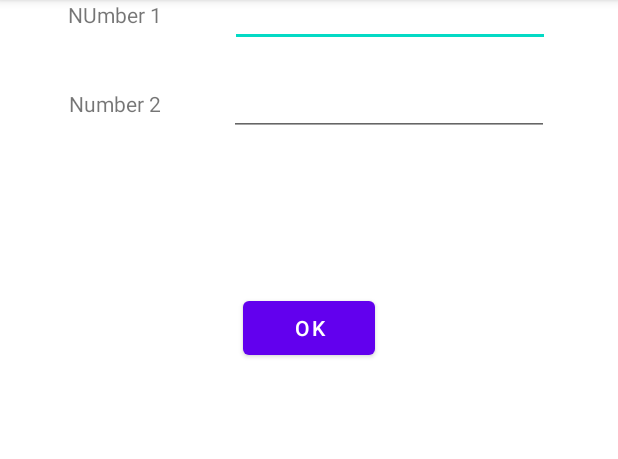
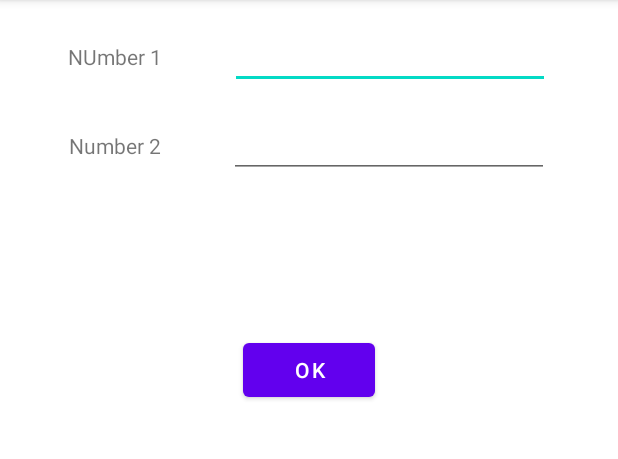
Before and after one commit to danushka9999/MAD-TUTORIAL-3, an Android app: the screen it shows after launch (MainActivity), on a phone screen of 412 x 824 dp, the part 84-543 px from its top. Run offline under Robolectric (Android 15) with nearby library versions, the phone set to English and light mode, and no system bars.

Commit message:
UI Enhancement

```diff
--- a/app/src/main/res/layout/activity_main.xml
+++ b/app/src/main/res/layout/activity_main.xml
@@ -11,25 +11,27 @@
         android:layout_width="wrap_content"
         android:layout_height="wrap_content"
         android:layout_marginStart="16dp"
+        android:layout_marginTop="28dp"
         android:text="@string/tv_number1"
         app:layout_constraintEnd_toStartOf="@+id/et_num1"
         app:layout_constraintHorizontal_bias="0.5"
         app:layout_constraintStart_toStartOf="parent"
-        tools:layout_editor_absoluteY="30dp" />
+        app:layout_constraintTop_toTopOf="parent" />
 
     <EditText
         android:id="@+id/et_num1"
         android:layout_width="wrap_content"
         android:layout_height="wrap_content"
         android:layout_marginStart="16dp"
+        android:layout_marginTop="14dp"
         android:layout_marginEnd="16dp"
         android:ems="10"
         android:inputType="textPersonName"
         android:text="@string/et_num1"
-        app:layout_constraintBaseline_toBaselineOf="@+id/tv_number1"
         app:layout_constraintEnd_toEndOf="parent"
         app:layout_constraintHorizontal_bias="0.5"
-        app:layout_constraintStart_toEndOf="@+id/tv_number1" />
+        app:layout_constraintStart_toEndOf="@+id/tv_number1"
+        app:layout_constraintTop_toTopOf="parent" />
 
     <TextView
         android:id="@+id/tv_number2"
```
Also changed, not shown: app/src/main/res/layout/activity_second.xml (+5 -3 lines).
